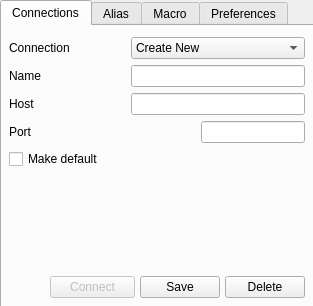
Qt form src/devclient/gui_src/gui_option.ui (develer-staff/devclient) before a commit.
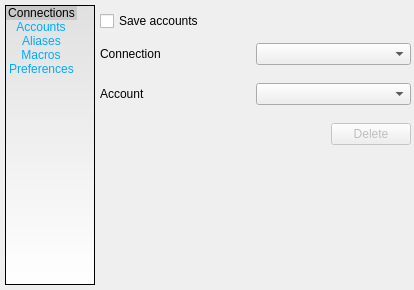
The same form after that commit. The open tabs and pages were chosen to show the change. Icons and pictures are not drawn.

Commit message: merge del branch accounts nel trunk

Diff of the .ui file:
```diff
--- a/src/devclient/gui_src/gui_option.ui
+++ b/src/devclient/gui_src/gui_option.ui
@@ -5,49 +5,120 @@
    <rect>
     <x>0</x>
     <y>0</y>
-    <width>313</width>
-    <height>306</height>
+    <width>414</width>
+    <height>290</height>
    </rect>
   </property>
   <property name="windowTitle" >
    <string>Option</string>
   </property>
-  <property name="modal" >
-   <bool>true</bool>
-  </property>
-  <widget class="QTabWidget" name="tab_widget" >
+  <widget class="QListWidget" name="list_option" >
    <property name="geometry" >
     <rect>
-     <x>0</x>
+     <x>5</x>
+     <y>5</y>
+     <width>90</width>
+     <height>280</height>
+    </rect>
+   </property>
+   <property name="styleSheet" >
+    <string>QListWidget { background-color: qlineargradient(x1: 0, y1: 0, x2: 0, y2: 1, stop: 0 #E0E0E0, stop: 1 #FFFFFF); color: #00AAFF;selection-background-color: #C8C8C8;selection-color:#000000;font: bold 10px "Verdana";  }</string>
+   </property>
+   <property name="horizontalScrollBarPolicy" >
+    <enum>Qt::ScrollBarAlwaysOff</enum>
+   </property>
+   <property name="textElideMode" >
+    <enum>Qt::ElideNone</enum>
+   </property>
+   <property name="movement" >
+    <enum>QListView::Static</enum>
+   </property>
+   <property name="flow" >
+    <enum>QListView::TopToBottom</enum>
+   </property>
+   <property name="isWrapping" stdset="0" >
+    <bool>false</bool>
+   </property>
+   <property name="spacing" >
+    <number>2</number>
+   </property>
+   <property name="viewMode" >
+    <enum>QListView::IconMode</enum>
+   </property>
+   <property name="modelColumn" >
+    <number>0</number>
+   </property>
+   <property name="uniformItemSizes" >
+    <bool>true</bool>
+   </property>
+   <property name="currentRow" >
+    <number>0</number>
+   </property>
+   <item>
+    <property name="text" >
+     <string>Connections</string>
+    </property>
+    <property name="icon" >
+     <iconset resource="../../../resources/gui_option.qrc" >:/images/connections.png</iconset>
+    </property>
+   </item>
+   <item>
+    <property name="text" >
+     <string>Accounts</string>
+    </property>
+    <property name="icon" >
+     <iconset resource="../../../resources/gui_option.qrc" >:/images/accounts.png</iconset>
+    </property>
+   </item>
+   <item>
+    <property name="text" >
+     <string>Aliases</string>
+    </property>
+    <property name="icon" >
+     <iconset resource="../../../resources/gui_option.qrc" >:/images/aliases.png</iconset>
+    </property>
+   </item>
+   <item>
+    <property name="text" >
+     <string>Macros</string>
+    </property>
+    <property name="icon" >
+     <iconset resource="../../../resources/gui_option.qrc" >:/images/macros.png</iconset>
+    </property>
+   </item>
+   <item>
+    <property name="text" >
+     <string>Preferences</string>
+    </property>
+    <property name="icon" >
+     <iconset resource="../../../resources/gui_option.qrc" >:/images/preferences.png</iconset>
+    </property>
+   </item>
+  </widget>
+  <widget class="QStackedWidget" name="page_container" >
+   <property name="geometry" >
+    <rect>
+     <x>95</x>
      <y>0</y>
-     <width>315</width>
-     <height>310</height>
+     <width>316</width>
+     <height>290</height>
     </rect>
    </property>
-   <property name="sizePolicy" >
-    <sizepolicy vsizetype="Fixed" hsizetype="Fixed" >
-     <horstretch>0</horstretch>
-     <verstretch>0</verstretch>
-    </sizepolicy>
-   </property>
    <property name="currentIndex" >
     <number>0</number>
    </property>
-   <widget class="QWidget" name="tab_conn" >
-    <attribute name="title" >
-     <string>Connections</string>
-    </attribute>
+   <widget class="QWidget" name="conn_page" >
     <widget class="QWidget" name="layoutWidget" >
      <property name="geometry" >
       <rect>
-       <x>7</x>
-       <y>11</y>
-       <width>296</width>
-       <height>261</height>
+       <x>4</x>
+       <y>6</y>
+       <width>311</width>
+       <height>281</height>
       </rect>
      </property>
-     <layout class="QGridLayout" >
-      <item row="0" column="0" >
+     <layout class="QVBoxLayout" >
+      <item>
        <layout class="QGridLayout" >
         <item row="0" column="0" colspan="2" >
          <widget class="QLabel" name="label_conn" >
@@ -90,22 +161,6 @@
           </property>
          </widget>
         </item>
-        <item row="1" column="1" >
-         <spacer>
-          <property name="orientation" >
-           <enum>Qt::Horizontal</enum>
-          </property>
-          <property name="sizeType" >
-           <enum>QSizePolicy::Fixed</enum>
-          </property>
-          <property name="sizeHint" >
-           <size>
-            <width>45</width>
-            <height>20</height>
-           </size>
-          </property>
-         </spacer>
-        </item>
         <item row="1" column="2" colspan="2" >
          <widget class="QLineEdit" name="name_conn" />
         </item>
@@ -189,16 +244,25 @@
           </property>
          </widget>
         </item>
-        <item row="4" column="0" colspan="4" >
-         <widget class="QCheckBox" name="default_conn" >
-          <property name="text" >
-           <string>Make default</string>
+        <item row="1" column="1" >
+         <spacer>
+          <property name="orientation" >
+           <enum>Qt::Horizontal</enum>
           </property>
-         </widget>
+          <property name="sizeType" >
+           <enum>QSizePolicy::Fixed</enum>
+          </property>
+          <property name="sizeHint" >
+           <size>
+            <width>45</width>
+            <height>20</height>
+           </size>
+          </property>
+         </spacer>
         </item>
        </layout>
       </item>
-      <item row="1" column="0" >
+      <item>
        <spacer>
         <property name="orientation" >
          <enum>Qt::Vertical</enum>
@@ -211,7 +275,7 @@
         </property>
        </spacer>
       </item>
-      <item row="2" column="0" >
+      <item>
        <layout class="QHBoxLayout" >
         <property name="spacing" >
          <number>5</number>
@@ -229,27 +293,11 @@
           </property>
          </spacer>
         </item>
-        <item>
-         <widget class="QPushButton" name="connect_conn" >
-          <property name="enabled" >
-           <bool>false</bool>
-          </property>
-          <property name="minimumSize" >
-           <size>
-            <width>85</width>
-            <height>0</height>
-           </size>
-          </property>
-          <property name="text" >
-           <string>Connect</string>
-          </property>
-          <property name="icon" >
-           <iconset resource="../../../resources/gui.qrc" >:/images/button-connect.png</iconset>
-          </property>
-         </widget>
-        </item>
         <item>
          <widget class="QPushButton" name="save_conn" >
+          <property name="styleSheet" >
+           <string/>
+          </property>
           <property name="text" >
            <string>Save</string>
           </property>
@@ -273,17 +321,126 @@
      </layout>
     </widget>
    </widget>
-   <widget class="QWidget" name="tab_alias" >
-    <attribute name="title" >
-     <string>Alias</string>
-    </attribute>
+   <widget class="QWidget" name="account_page" >
     <widget class="QWidget" name="layoutWidget" >
      <property name="geometry" >
       <rect>
-       <x>10</x>
+       <x>5</x>
+       <y>35</y>
+       <width>311</width>
+       <height>121</height>
+      </rect>
+     </property>
+     <layout class="QGridLayout" >
+      <property name="horizontalSpacing" >
+       <number>0</number>
+      </property>
+      <property name="verticalSpacing" >
+       <number>10</number>
+      </property>
+      <item row="0" column="0" >
+       <widget class="QLabel" name="label_conn_account" >
+        <property name="text" >
+         <string>Connection</string>
+        </property>
+       </widget>
+      </item>
+      <item row="0" column="1" >
+       <widget class="QComboBox" name="list_conn_account" >
+        <property name="sizePolicy" >
+         <sizepolicy vsizetype="Fixed" hsizetype="Preferred" >
+          <horstretch>0</horstretch>
+          <verstretch>0</verstretch>
+         </sizepolicy>
+        </property>
+        <property name="minimumSize" >
+         <size>
+          <width>150</width>
+          <height>0</height>
+         </size>
+        </property>
+       </widget>
+      </item>
+      <item row="1" column="0" >
+       <widget class="QLabel" name="label_account_account" >
+        <property name="text" >
+         <string>Account</string>
+        </property>
+       </widget>
+      </item>
+      <item row="1" column="1" >
+       <widget class="QComboBox" name="list_account" >
+        <property name="sizePolicy" >
+         <sizepolicy vsizetype="Fixed" hsizetype="Preferred" >
+          <horstretch>0</horstretch>
+          <verstretch>0</verstretch>
+         </sizepolicy>
+        </property>
+        <property name="minimumSize" >
+         <size>
+          <width>150</width>
+          <height>0</height>
+         </size>
+        </property>
+       </widget>
+      </item>
+      <item row="2" column="0" colspan="2" >
+       <layout class="QHBoxLayout" >
+        <property name="spacing" >
+         <number>3</number>
+        </property>
+        <item>
+         <spacer>
+          <property name="orientation" >
+           <enum>Qt::Horizontal</enum>
+          </property>
+          <property name="sizeHint" >
+           <size>
+            <width>71</width>
+            <height>20</height>
+           </size>
+          </property>
+         </spacer>
+        </item>
+        <item>
+         <widget class="QPushButton" name="delete_account" >
+          <property name="enabled" >
+           <bool>false</bool>
+          </property>
+          <property name="text" >
+           <string>Delete</string>
+          </property>
+          <property name="icon" >
+           <iconset resource="../../../resources/gui_option.qrc" >:/images/button-cancel.png</iconset>
+          </property>
+         </widget>
+        </item>
+       </layout>
+      </item>
+     </layout>
+    </widget>
+    <widget class="QCheckBox" name="save_account" >
+     <property name="geometry" >
+      <rect>
+       <x>5</x>
        <y>10</y>
-       <width>291</width>
-       <height>266</height>
+       <width>115</width>
+       <height>22</height>
+      </rect>
+     </property>
+     <property name="text" >
+      <string>Save accounts</string>
+     </property>
+    </widget>
+   </widget>
+   <widget class="QWidget" name="alias_page" >
+    <widget class="QWidget" name="layoutWidget_2" >
+     <property name="geometry" >
+      <rect>
+       <x>5</x>
+       <y>5</y>
+       <width>311</width>
+       <height>281</height>
       </rect>
      </property>
      <layout class="QGridLayout" >
@@ -504,11 +661,8 @@
      </layout>
     </widget>
    </widget>
-   <widget class="QWidget" name="tab_macro" >
-    <attribute name="title" >
-     <string>Macro</string>
-    </attribute>
-    <widget class="QWidget" name="layoutWidget_2" >
+   <widget class="QWidget" name="macro_page" >
+    <widget class="QWidget" name="layoutWidget_3" >
      <property name="geometry" >
       <rect>
        <x>10</x>
@@ -732,10 +886,7 @@
      </layout>
     </widget>
    </widget>
-   <widget class="QWidget" name="tab_option" >
-    <attribute name="title" >
-     <string>Preferences</string>
-    </attribute>
+   <widget class="QWidget" name="pref_page" >
     <widget class="QGroupBox" name="groupBox" >
      <property name="geometry" >
       <rect>
```
Left out of the diff: 87 changed lines with no effect on the pictures. The commit also changes 30 other files.
